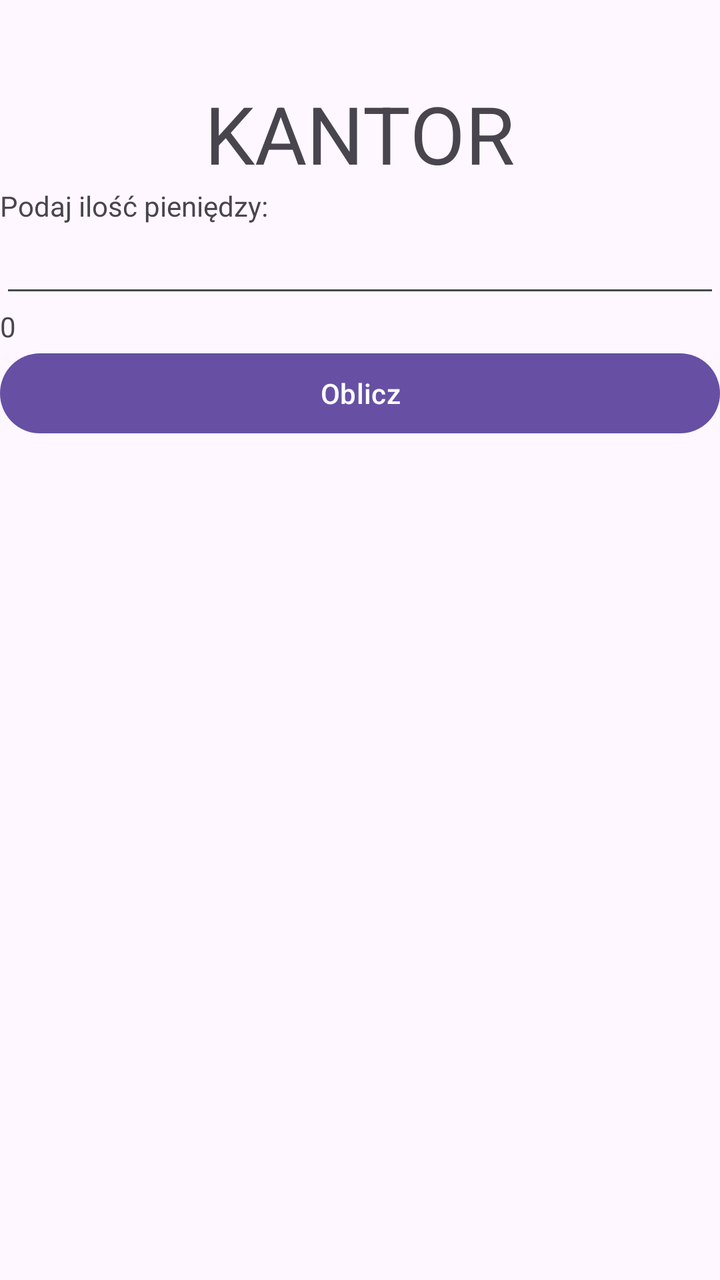
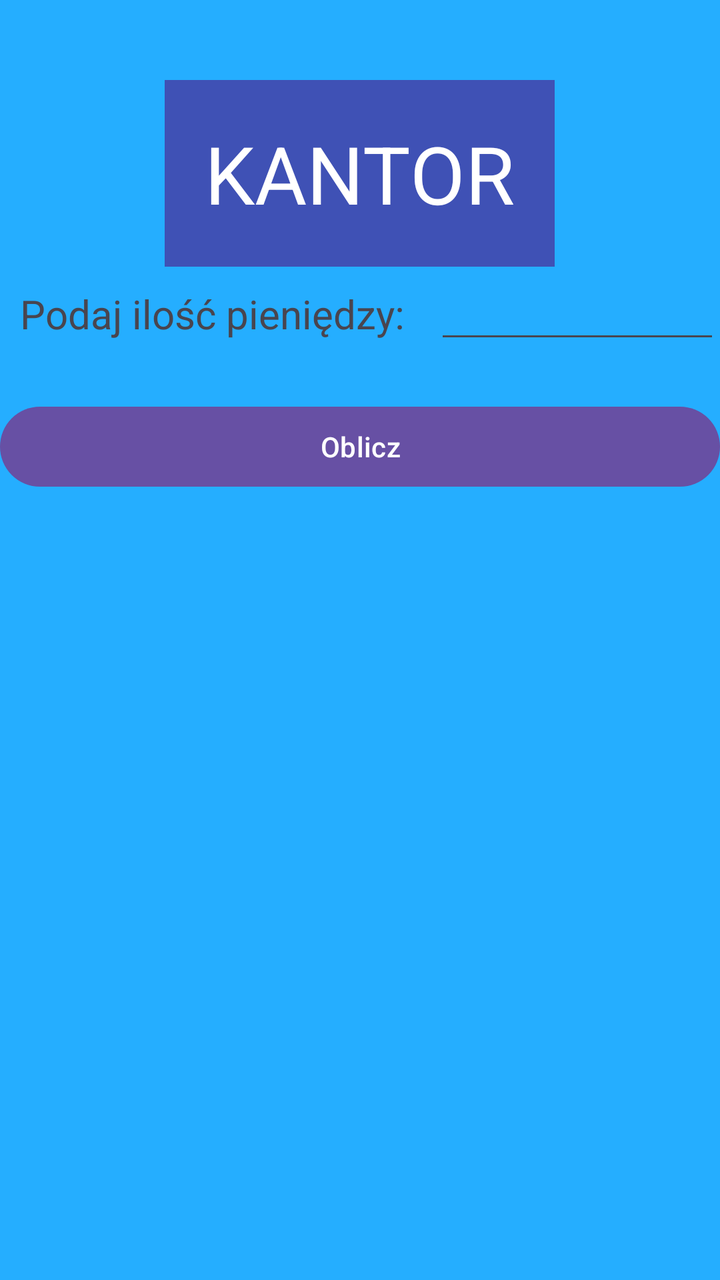

Before-and-after screenshots of an Android layout around one commit, followed by the original layout XML and the change that was made.
<!-- AndroidManifest.xml: application theme Theme.Notatnik_json -->
<!-- res/layout/activity_main.xml -->
<?xml version="1.0" encoding="utf-8"?>
<LinearLayout xmlns:android="http://schemas.android.com/apk/res/android"
    xmlns:app="http://schemas.android.com/apk/res-auto"
    xmlns:tools="http://schemas.android.com/tools"
    android:id="@+id/main"
    android:layout_width="match_parent"
    android:layout_height="match_parent"
    android:orientation="vertical"

    tools:context=".MainActivity">


    <TextView
        android:id="@+id/textView2"
        android:layout_width="wrap_content"
        android:layout_height="wrap_content"
        android:layout_marginTop="40dp"
        android:textSize="40sp"
        android:textAlignment="center"
        android:layout_gravity="center"
        android:text="KANTOR" />

    <ListView
        android:id="@+id/listView"
        android:layout_width="match_parent"
        android:layout_height="wrap_content" >

    </ListView>


    <TextView
        android:id="@+id/textView"
        android:layout_width="match_parent"
        android:layout_height="wrap_content"
        android:text="Podaj ilość pieniędzy: " />

    <EditText
        android:id="@+id/editTextIloscPieniedzy"
        android:layout_width="match_parent"
        android:layout_height="wrap_content"
        android:ems="10"
        android:inputType="number"
    />

    <TextView
        android:id="@+id/textViewWynik"
        android:layout_width="match_parent"
        android:layout_height="wrap_content"
        android:text="0" />

    <Button
        android:id="@+id/button"
        android:layout_width="match_parent"
        android:layout_height="wrap_content"
        android:text="Oblicz" />
</LinearLayout>
<!-- resources referenced by this layout -->
<resources>
  <style name="Theme.Notatnik_json" parent="Base.Theme.Notatnik_json" />
  <style name="Base.Theme.Notatnik_json" parent="Theme.Material3.DayNight.NoActionBar">
          
          
      </style>
</resources>

<!-- the commit's change to res/layout/activity_main.xml (unified diff, before → after) -->
@@ -6,7 +6,7 @@
     android:layout_width="match_parent"
     android:layout_height="match_parent"
     android:orientation="vertical"
-
+    android:background="#25AEFF"
     tools:context=".MainActivity">
 
 
@@ -18,34 +18,46 @@
         android:textSize="40sp"
         android:textAlignment="center"
         android:layout_gravity="center"
+        android:textColor="@color/white"
+        android:background="#3F51B5"
+        android:padding="20dp"
+        android:textFontWeight="600"
         android:text="KANTOR" />
 
-    <ListView
-        android:id="@+id/listView"
-        android:layout_width="match_parent"
-        android:layout_height="wrap_content" >
-
-    </ListView>
 
 
-    <TextView
-        android:id="@+id/textView"
+
+
+
+
+
+    <LinearLayout
         android:layout_width="match_parent"
         android:layout_height="wrap_content"
-        android:text="Podaj ilość pieniędzy: " />
+        android:orientation="horizontal">
 
-    <EditText
-        android:id="@+id/editTextIloscPieniedzy"
-        android:layout_width="match_parent"
-        android:layout_height="wrap_content"
-        android:ems="10"
-        android:inputType="number"
-    />
+        <TextView
+            android:id="@+id/textView"
+            android:layout_width="wrap_content"
+            android:layout_height="wrap_content"
+            android:padding="10dp"
+            android:text="Podaj ilość pieniędzy: "
+            android:textFontWeight="600"
+            android:textSize="20sp" />
+
+        <EditText
+            android:id="@+id/editTextIloscPieniedzy"
+            android:layout_width="wrap_content"
+            android:layout_height="wrap_content"
+            android:ems="10"
+            android:inputType="number" />
+    </LinearLayout>
 
     <TextView
         android:id="@+id/textViewWynik"
         android:layout_width="match_parent"
         android:layout_height="wrap_content"
+        android:visibility="invisible"
         android:text="0" />
 
     <Button
<!-- resource entries referenced after the edit -->
@@ -1,5 +1,6 @@
 <!-- resources referenced by this layout -->
 <resources>
+  <color name="white">#FFFFFFFF</color>
   <style name="Theme.Notatnik_json" parent="Base.Theme.Notatnik_json" />
   <style name="Base.Theme.Notatnik_json" parent="Theme.Material3.DayNight.NoActionBar">
           
